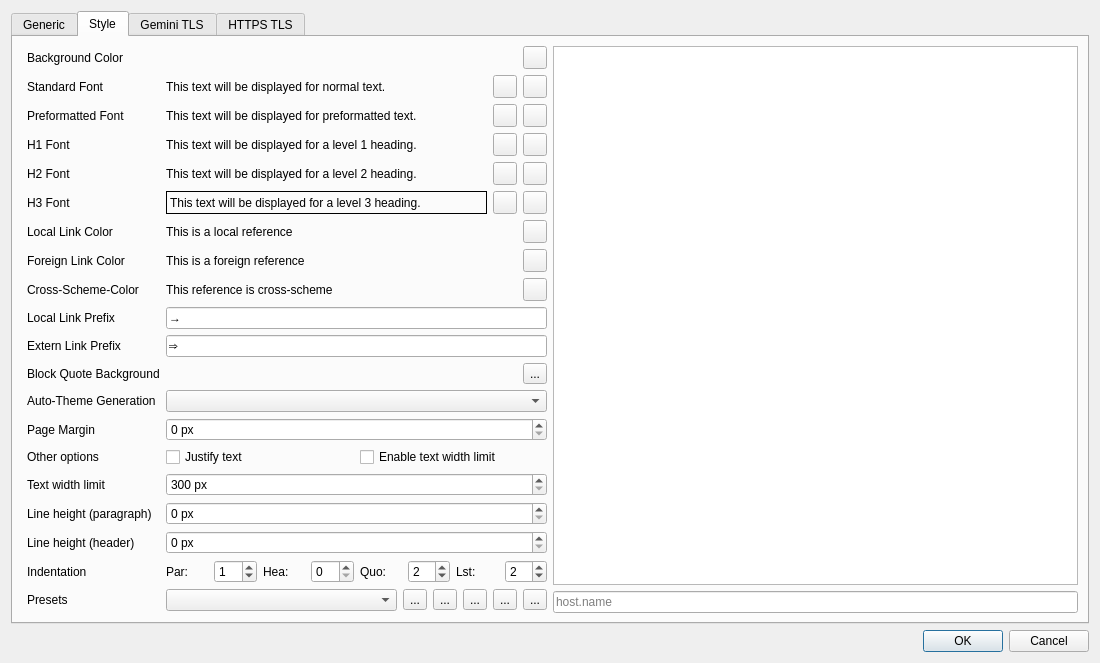
Old version of the form src/dialogs/settingsdialog.ui in the repository ikskuh/kristall.
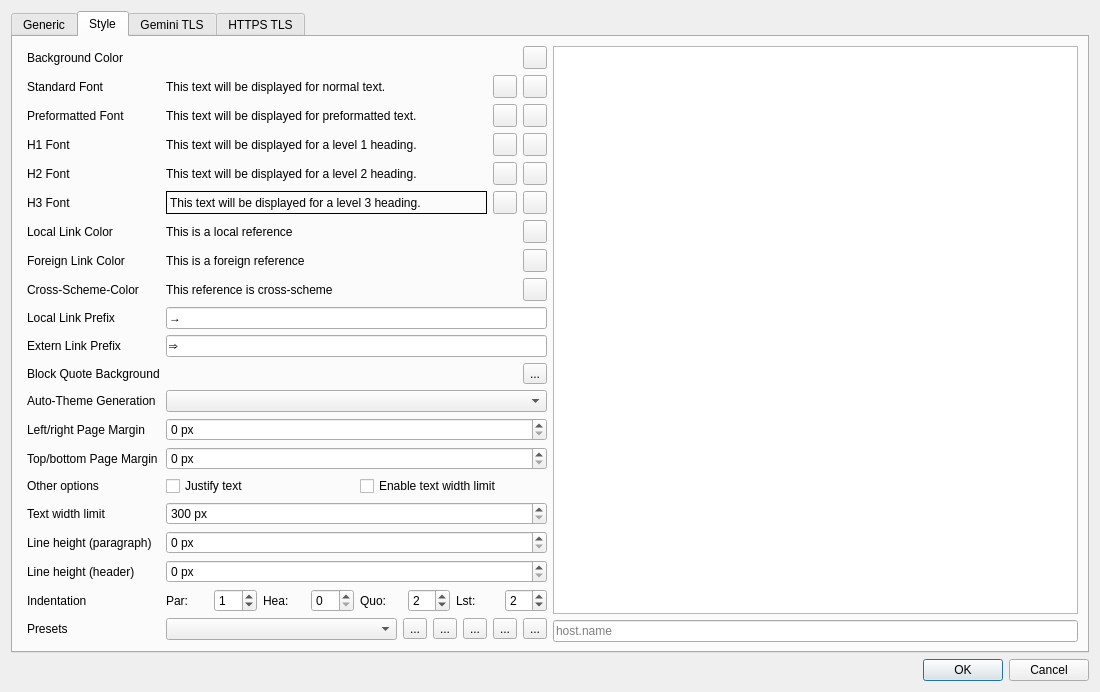
New version of the form. The open tabs and pages were chosen to show the change. Icons and pictures are not drawn. Custom widgets are drawn as their Qt base class.

Commit message: Margins are now split into seperate horizontal/vertical options

Diff of the .ui file:
```diff
--- a/src/dialogs/settingsdialog.ui
+++ b/src/dialogs/settingsdialog.ui
@@ -894,7 +894,7 @@
          <item row="13" column="0">
           <widget class="QLabel" name="label_13">
            <property name="text">
-            <string>Page Margin</string>
+            <string>Left/right Page Margin</string>
            </property>
           </widget>
          </item>
@@ -912,13 +912,34 @@
           </widget>
          </item>
          <item row="14" column="0">
+          <widget class="QLabel" name="label_32">
+           <property name="text">
+            <string>Top/bottom Page Margin</string>
+           </property>
+          </widget>
+         </item>
+         <item row="14" column="1">
+          <widget class="QDoubleSpinBox" name="page_margin_v">
+           <property name="suffix">
+            <string> px</string>
+           </property>
+           <property name="decimals">
+            <number>0</number>
+           </property>
+           <property name="maximum">
+            <double>350</double>
+           </property>
+          </widget>
+         </item>
+
+         <item row="15" column="0">
           <widget class="QLabel" name="label_25">
            <property name="text">
             <string>Other options</string>
            </property>
           </widget>
          </item>
-         <item row="14" column="1">
+         <item row="15" column="1">
           <layout class="QHBoxLayout" name="horizontalLayout_98">
            <item>
             <widget class="QCheckBox" name="enable_justify_text">
@@ -943,7 +964,7 @@
           </layout>
          </item>
 
-         <item row="15" column="0">
+         <item row="16" column="0">
           <widget class="QLabel" name="label_38">
            <property name="text">
             <string>Text width limit</string>
@@ -953,7 +974,7 @@
            </property>
           </widget>
          </item>
-         <item row="15" column="1">
+         <item row="16" column="1">
           <widget class="QSpinBox" name="text_width">
            <property name="minimum">
             <number>300</number>
@@ -970,14 +991,14 @@
           </widget>
          </item>
 
-         <item row="16" column="0">
+         <item row="17" column="0">
           <widget class="QLabel" name="label_35">
            <property name="text">
             <string>Line height (paragraph)</string>
            </property>
           </widget>
          </item>
-         <item row="16" column="1">
+         <item row="17" column="1">
           <widget class="QDoubleSpinBox" name="line_height_p">
            <property name="suffix">
             <string> px</string>
@@ -991,14 +1012,14 @@
           </widget>
          </item>
 
-         <item row="17" column="0">
+         <item row="18" column="0">
           <widget class="QLabel" name="label_36">
            <property name="text">
             <string>Line height (header)</string>
            </property>
           </widget>
          </item>
-         <item row="17" column="1">
+         <item row="18" column="1">
           <widget class="QDoubleSpinBox" name="line_height_h">
            <property name="suffix">
             <string> px</string>
@@ -1012,14 +1033,14 @@
           </widget>
          </item>
 
-         <item row="18" column="0">
+         <item row="19" column="0">
           <widget class="QLabel" name="label_37">
            <property name="text">
             <string>Indentation</string>
            </property>
           </widget>
          </item>
-         <item row="18" column="1">
+         <item row="19" column="1">
           <layout class="QHBoxLayout" name="indent_container">
 
            <item>
@@ -1109,14 +1130,14 @@
           </layout>
          </item>
 
-         <item row="19" column="0">
+         <item row="20" column="0">
           <widget class="QLabel" name="label_17">
            <property name="text">
             <string>Presets</string>
            </property>
           </widget>
          </item>
-         <item row="19" column="1">
+         <item row="20" column="1">
           <layout class="QHBoxLayout" name="horizontalLayout_2">
            <item>
             <widget class="QComboBox" name="presets"/>
```
Left out of the diff: 9 changed lines with no effect on the pictures. The commit also changes 11 other files.
